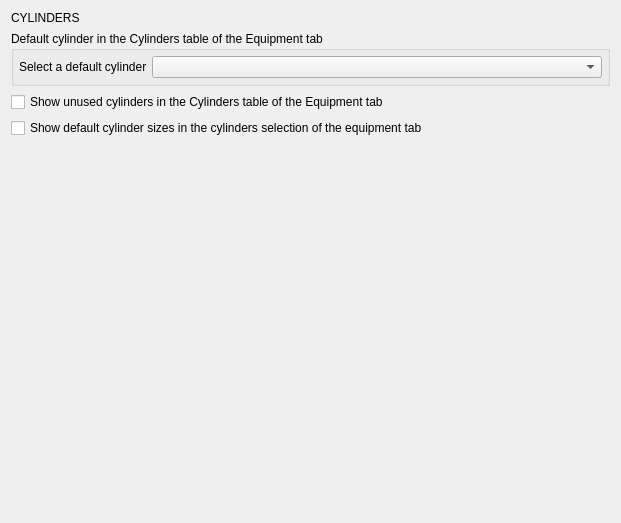
This is desktop-widgets/preferences/preferences_equipment.ui in subsurface/subsurface as Qt 5 draws it before an edit. The edited form follows.
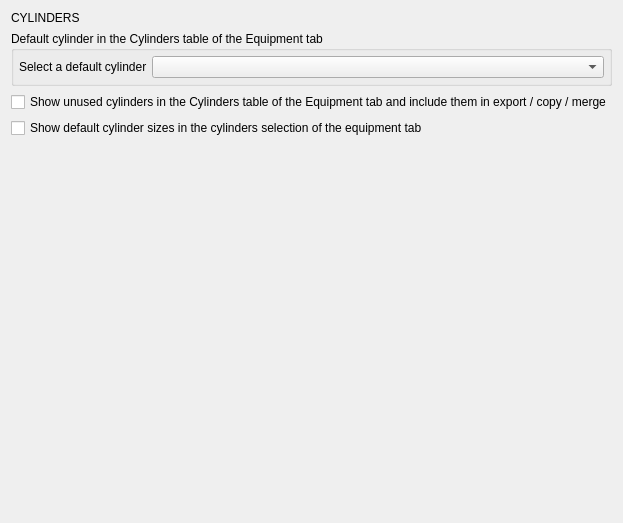
This is the edited form.

Commit message: Equipment: Include Unused Tanks in Merge if Preference is Enabled.

```diff
--- a/desktop-widgets/preferences/preferences_equipment.ui
+++ b/desktop-widgets/preferences/preferences_equipment.ui
@@ -64,7 +64,7 @@
    <item>
     <widget class="QCheckBox" name="display_unused_tanks">
      <property name="text">
-      <string>Show unused cylinders in the Cylinders table of the Equipment tab</string>
+      <string>Show unused cylinders in the Cylinders table of the Equipment tab and include them in export / copy / merge</string>
      </property>
     </widget>
    </item>
```
Left out of the diff: 2 changed lines with no effect on the pictures. The commit also changes 16 other files.
